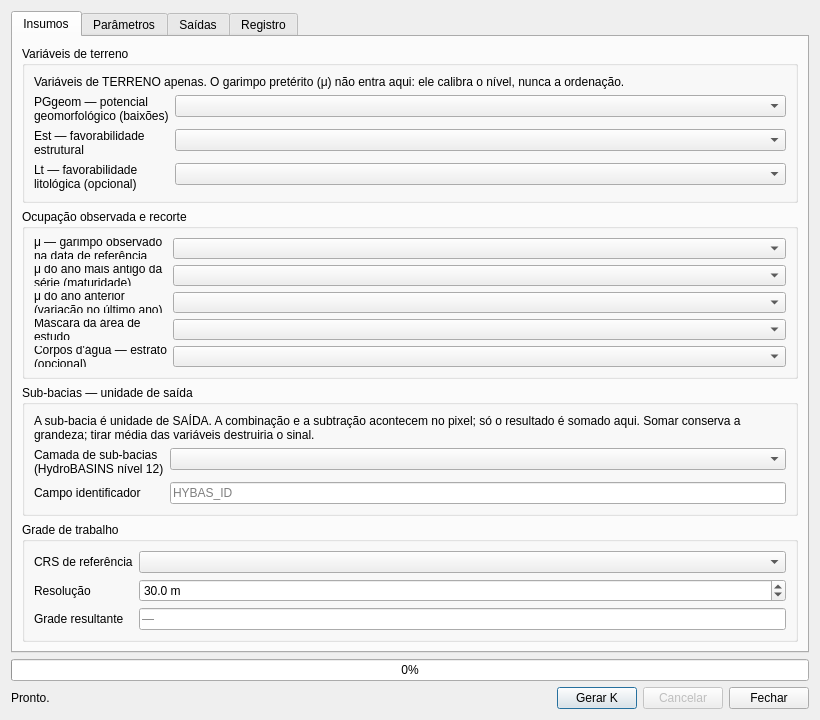
Before: the Qt Designer form risco_garimpo/ui/estatico_dialog_base.ui in GabMagalhaes/garimpo-risk-plugin, drawn with Qt 5.
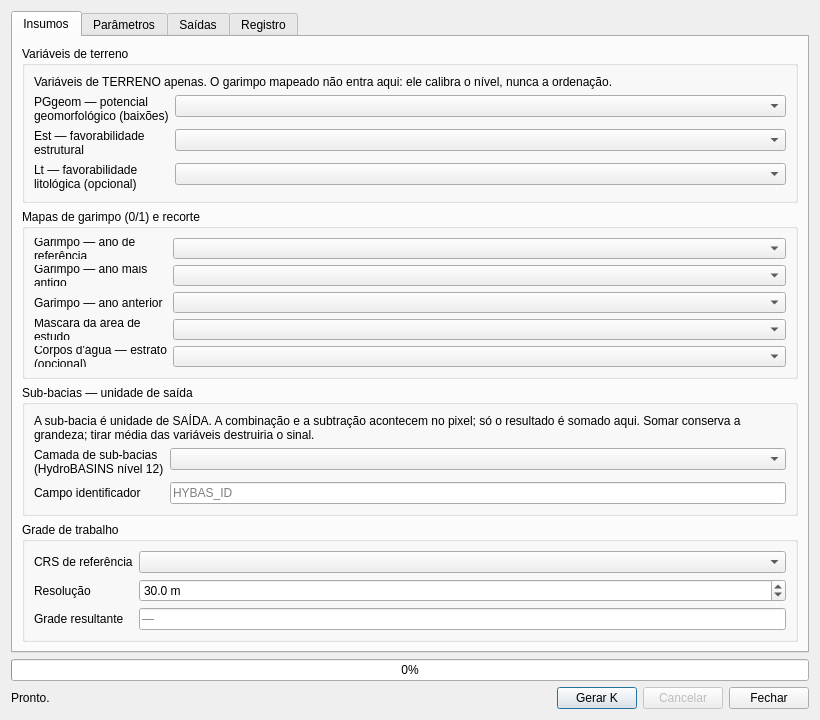
After: the same form once the commit is applied.

Commit message: Insumos de ocupação como "mapa de garimpo (0/1)", versão 0.3.5

The edit to the form file:
```diff
--- a/risco_garimpo/ui/estatico_dialog_base.ui
+++ b/risco_garimpo/ui/estatico_dialog_base.ui
@@ -17,7 +17,7 @@
 <layout class="QVBoxLayout" name="layoutv_grupoVariaveis">
 <item>
 <widget class="QLabel" name="nota_grupoVariaveis">
-<property name="text"><string>Variáveis de TERRENO apenas. O garimpo pretérito (μ) não entra aqui: ele calibra o nível, nunca a ordenação.</string></property>
+<property name="text"><string>Variáveis de TERRENO apenas. O garimpo mapeado não entra aqui: ele calibra o nível, nunca a ordenação.</string></property>
 <property name="wordWrap"><bool>true</bool></property>
 </widget>
 </item>
@@ -67,14 +67,14 @@
 </item>
 <item>
 <widget class="QGroupBox" name="grupoEstado">
-<property name="title"><string>Ocupação observada e recorte</string></property>
+<property name="title"><string>Mapas de garimpo (0/1) e recorte</string></property>
 <layout class="QVBoxLayout" name="layoutv_grupoEstado">
 <item>
 <layout class="QFormLayout" name="form_grupoEstado">
 <property name="fieldGrowthPolicy"><enum>QFormLayout::AllNonFixedFieldsGrow</enum></property>
 <item row="0" column="0">
 <widget class="QLabel" name="lbl_comboMu">
-<property name="text"><string>μ — garimpo observado na data de referência</string></property>
+<property name="text"><string>Garimpo — ano de referência</string></property>
 <property name="wordWrap"><bool>true</bool></property>
 <property name="toolTip"><string>Usado para estimar o NÍVEL de saturação por classe de terreno. Não entra na ordenação.</string></property>
 </widget>
@@ -86,7 +86,7 @@
 </item>
 <item row="1" column="0">
 <widget class="QLabel" name="lbl_comboMuAntigo">
-<property name="text"><string>μ do ano mais antigo da série (maturidade)</string></property>
+<property name="text"><string>Garimpo — ano mais antigo</string></property>
 <property name="wordWrap"><bool>true</bool></property>
 <property name="toolTip"><string>Define quais pixels tiveram exposição longa ao processo. Sem exposição não há saturação observável.</string></property>
 </widget>
@@ -98,7 +98,7 @@
 </item>
 <item row="2" column="0">
 <widget class="QLabel" name="lbl_comboMuAnterior">
-<property name="text"><string>μ do ano anterior (variação no último ano)</string></property>
+<property name="text"><string>Garimpo — ano anterior</string></property>
 <property name="wordWrap"><bool>true</bool></property>
 <property name="toolTip"><string>Usado só para a coluna de variação e para projetar em quantos anos o remanescente se esgota no ritmo atual.</string></property>
 </widget>
```
Left out of the diff: 12 changed lines with no effect on the pictures. The commit also changes 15 other files.
